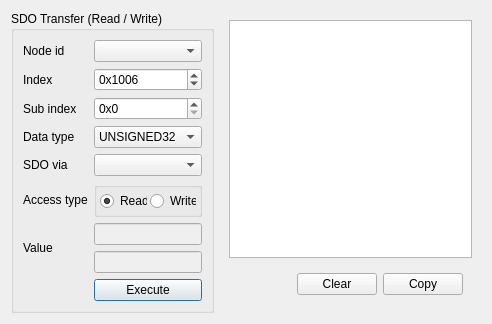
First picture: the form in apps/demo_qt_advanced/plk_qt_gui/ui/SdoTransfer.ui, repository OpenAutomationTechnologies/openPOWERLINK_Qt_App, before the edit.
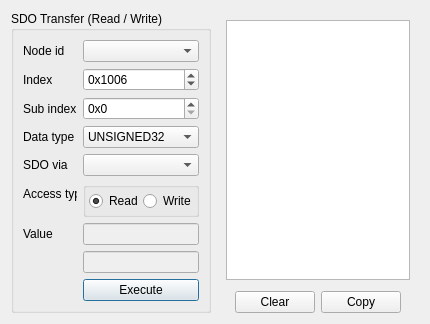
Second picture: the form after the edit.

Commit message: Re-Design SDO ui for widget bad stretch

```diff
--- a/apps/demo_qt_advanced/plk_qt_gui/ui/SdoTransfer.ui
+++ b/apps/demo_qt_advanced/plk_qt_gui/ui/SdoTransfer.ui
@@ -7,8 +7,8 @@
    <rect>
     <x>0</x>
     <y>0</y>
-    <width>492</width>
-    <height>289</height>
+    <width>422</width>
+    <height>320</height>
    </rect>
   </property>
   <property name="windowTitle">
@@ -35,40 +35,7 @@
      <property name="alignment">
       <set>Qt::AlignLeading|Qt::AlignLeft|Qt::AlignTop</set>
      </property>
-     <property name="flat">
-      <bool>false</bool>
-     </property>
-     <property name="checkable">
-      <bool>false</bool>
-     </property>
-     <layout class="QGridLayout" name="gridLayout">
-      <item row="5" column="0">
-       <widget class="QLabel" name="labelSdoType">
-        <property name="text">
-         <string>Access type</string>
-        </property>
-        <property name="alignment">
-         <set>Qt::AlignLeading|Qt::AlignLeft|Qt::AlignVCenter</set>
-        </property>
-       </widget>
-      </item>
-      <item row="1" column="0">
-       <widget class="QLabel" name="labelIndex">
-        <property name="text">
-         <string>Index</string>
-        </property>
-       </widget>
-      </item>
-      <item row="6" column="1">
-       <widget class="QLineEdit" name="sdoResultValue">
-        <property name="enabled">
-         <bool>false</bool>
-        </property>
-        <property name="inputMethodHints">
-         <set>Qt::ImhDigitsOnly|Qt::ImhFormattedNumbersOnly</set>
-        </property>
-       </widget>
-      </item>
+     <layout class="QFormLayout" name="formLayout">
       <item row="0" column="0">
        <widget class="QLabel" name="labelNodeId">
         <property name="text">
@@ -76,30 +43,23 @@
         </property>
        </widget>
       </item>
-      <item row="3" column="0">
-       <widget class="QLabel" name="labelDataType">
-        <property name="text">
-         <string>Data type</string>
+      <item row="0" column="1">
+       <widget class="QComboBox" name="nodeId">
+        <property name="inputMethodHints">
+         <set>Qt::ImhDigitsOnly|Qt::ImhFormattedNumbersOnly|Qt::ImhPreferNumbers</set>
         </property>
-       </widget>
-      </item>
-      <item row="8" column="1">
-       <widget class="QPushButton" name="executeTransfer">
-        <property name="cursor">
-         <cursorShape>PointingHandCursor</cursorShape>
+        <property name="maxCount">
+         <number>255</number>
         </property>
-        <property name="text">
-         <string>Execute</string>
+        <property name="minimumContentsLength">
+         <number>3</number>
         </property>
-        <property name="default">
-         <bool>true</bool>
-        </property>
        </widget>
       </item>
-      <item row="4" column="0">
-       <widget class="QLabel" name="labelProtocol">
+      <item row="1" column="0">
+       <widget class="QLabel" name="labelIndex">
         <property name="text">
-         <string>SDO via</string>
+         <string>Index</string>
         </property>
        </widget>
       </item>
@@ -129,6 +89,29 @@
         </property>
        </widget>
       </item>
+      <item row="2" column="1">
+       <widget class="QSpinBox" name="subIndex">
+        <property name="prefix">
+         <string>0x</string>
+        </property>
+        <property name="maximum">
+         <number>255</number>
+        </property>
+        <property name="value">
+         <number>0</number>
+        </property>
+        <property name="displayIntegerBase">
+         <number>16</number>
+        </property>
+       </widget>
+      </item>
+      <item row="3" column="0">
+       <widget class="QLabel" name="labelDataType">
+        <property name="text">
+         <string>Data type</string>
+        </property>
+       </widget>
+      </item>
       <item row="3" column="1">
        <widget class="QComboBox" name="dataType">
         <property name="currentIndex">
@@ -176,30 +159,23 @@
         </item>
        </widget>
       </item>
-      <item row="0" column="1">
-       <widget class="QComboBox" name="nodeId">
-        <property name="inputMethodHints">
-         <set>Qt::ImhDigitsOnly|Qt::ImhFormattedNumbersOnly|Qt::ImhPreferNumbers</set>
+      <item row="4" column="0">
+       <widget class="QLabel" name="labelProtocol">
+        <property name="text">
+         <string>SDO via</string>
         </property>
-        <property name="maxCount">
-         <number>255</number>
-        </property>
-        <property name="minimumContentsLength">
-         <number>3</number>
-        </property>
        </widget>
       </item>
-      <item row="7" column="1">
-       <widget class="QLineEdit" name="sdoResultValueHex">
-        <property name="enabled">
-         <bool>false</bool>
-        </property>
-       </widget>
+      <item row="4" column="1">
+       <widget class="QComboBox" name="sdoVia"/>
       </item>
-      <item row="6" column="0" rowspan="2">
-       <widget class="QLabel" name="labelValue">
+      <item row="5" column="0">
+       <widget class="QLabel" name="labelSdoType">
         <property name="text">
-         <string>Value</string>
+         <string>Access type</string>
+        </property>
+        <property name="alignment">
+         <set>Qt::AlignLeading|Qt::AlignLeft|Qt::AlignVCenter</set>
         </property>
        </widget>
       </item>
@@ -253,24 +229,48 @@
         </layout>
        </widget>
       </item>
-      <item row="2" column="1">
-       <widget class="QSpinBox" name="subIndex">
-        <property name="prefix">
-         <string>0x</string>
+      <item row="6" column="0">
+       <widget class="QLabel" name="labelValue">
+        <property name="maximumSize">
+         <size>
+          <width>16777215</width>
+          <height>100</height>
+         </size>
         </property>
-        <property name="maximum">
-         <number>255</number>
+        <property name="text">
+         <string>Value</string>
         </property>
-        <property name="value">
-         <number>0</number>
+       </widget>
+      </item>
+      <item row="6" column="1">
+       <widget class="QLineEdit" name="sdoResultValue">
+        <property name="enabled">
+         <bool>false</bool>
         </property>
-        <property name="displayIntegerBase">
-         <number>16</number>
+        <property name="inputMethodHints">
+         <set>Qt::ImhDigitsOnly|Qt::ImhFormattedNumbersOnly</set>
         </property>
        </widget>
       </item>
-      <item row="4" column="1">
-       <widget class="QComboBox" name="sdoVia"/>
+      <item row="7" column="1">
+       <widget class="QLineEdit" name="sdoResultValueHex">
+        <property name="enabled">
+         <bool>false</bool>
+        </property>
+       </widget>
+      </item>
+      <item row="8" column="1">
+       <widget class="QPushButton" name="executeTransfer">
+        <property name="cursor">
+         <cursorShape>PointingHandCursor</cursorShape>
+        </property>
+        <property name="text">
+         <string>Execute</string>
+        </property>
+        <property name="default">
+         <bool>true</bool>
+        </property>
+       </widget>
       </item>
      </layout>
     </widget>
@@ -278,12 +278,21 @@
    <item>
     <widget class="QWidget" name="widget" native="true">
      <layout class="QVBoxLayout" name="verticalLayout">
+      <property name="bottomMargin">
+       <number>0</number>
+      </property>
       <item>
        <widget class="QPlainTextEdit" name="log"/>
       </item>
       <item>
        <widget class="QWidget" name="widget_2" native="true">
         <layout class="QHBoxLayout" name="horizontalLayout">
+         <property name="topMargin">
+          <number>5</number>
+         </property>
+         <property name="bottomMargin">
+          <number>0</number>
+         </property>
          <item>
           <spacer name="horizontalSpacer">
            <property name="orientation">
```
Left out of the diff: 8 changed lines with no effect on the pictures.
